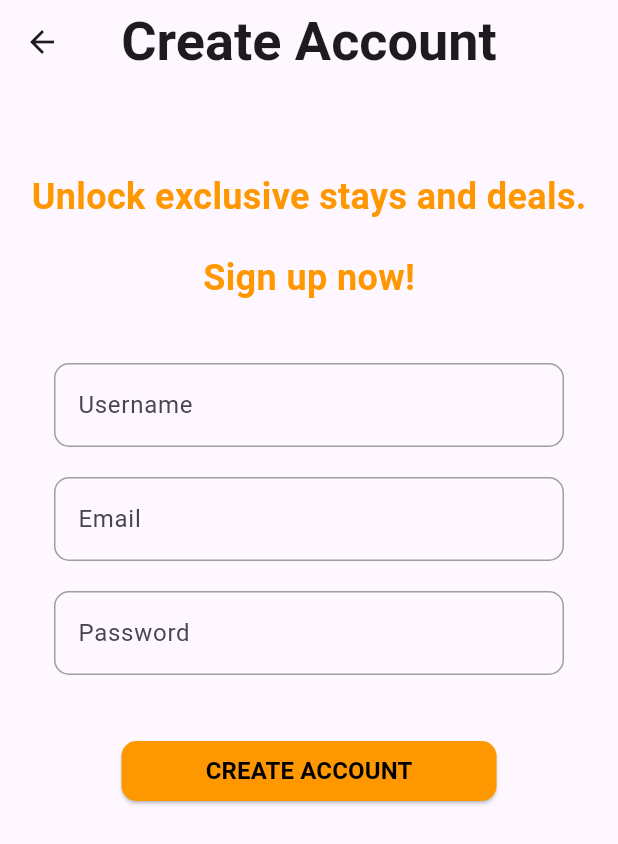
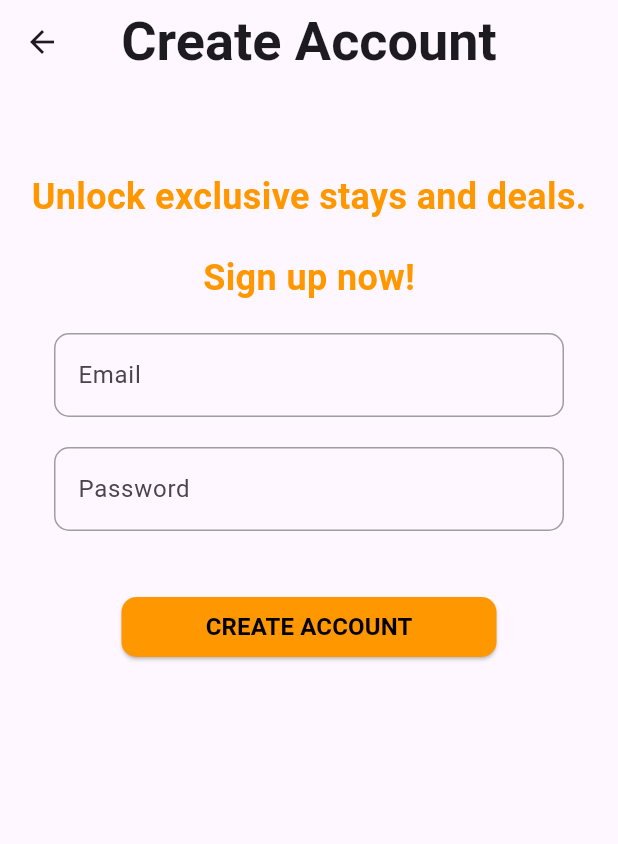
Before and after one commit to Akshayranil/cocoon_hotelside, a Flutter app: the screen it shows after launch, after a tap on "GET STARTED", after a tap on "SignUp", on a phone screen of 412 x 824 dp. Shown: the top 844 px of the screen. Run offline on Flutter 3.47's test engine with Material 3 defaults, Android fonts, the phone set to English and light mode, and no system bars; our stand-ins replace bloc, cloud_firestore, equatable, file_picker, firebase_auth, firebase_core and 4 more; accounts and stored records are empty.

Commit message:
structuring the codes in progress

```diff
--- a/lib/view/authentication/screen_login.dart
+++ b/lib/view/authentication/screen_login.dart
@@ -2,7 +2,7 @@ import 'package:cocoon_hotelside/controller/bloc/auth/auth_bloc.dart';
 import 'package:cocoon_hotelside/utilities/custom_colors.dart';
 import 'package:cocoon_hotelside/utilities/custom_navbar.dart';
 import 'package:cocoon_hotelside/utilities/reset_passwords.dart';
-import 'package:cocoon_hotelside/view/onboarding/screen_registration.dart';
+import 'package:cocoon_hotelside/view/onboarding/emailsuccess/screen_registration.dart';
 import 'package:cocoon_hotelside/view/authentication/screen_signin.dart';
 import 'package:firebase_auth/firebase_auth.dart';
 import 'package:flutter/material.dart';
--- a/lib/view/authentication/screen_signin.dart
+++ b/lib/view/authentication/screen_signin.dart
@@ -6,7 +6,7 @@ import 'package:flutter_bloc/flutter_bloc.dart';
 class SignInScreen extends StatelessWidget {
   final TextEditingController emailcontroller = TextEditingController();
   final TextEditingController passwordcontroller = TextEditingController();
-  final TextEditingController namecontroller = TextEditingController();
+  // final TextEditingController namecontroller = TextEditingController();
   SignInScreen({super.key});
 
   @override
@@ -27,29 +27,29 @@ class SignInScreen extends StatelessWidget {
                   Padding(
                     padding: EdgeInsets.all(20),
                     child: Text('Sign up now!',style: TextStyle(fontSize: 24,fontWeight: FontWeight.bold,color: AppColor.primary),)),
-                  Padding(
-                    padding: EdgeInsets.all(20),
-                    child: TextField(
-                      controller: namecontroller,
-                      decoration:  InputDecoration(labelText: "Username",border: OutlineInputBorder(
-                        borderRadius: BorderRadius.circular(10)
-                      ),
-                       focusedBorder: OutlineInputBorder(
-                        borderRadius: BorderRadius.circular(10),
-                        borderSide: BorderSide(
-                          color: AppColor.primary,
-                          width: 1.5
-                        )
-                      ),
-                      enabledBorder: OutlineInputBorder(
-                        borderRadius: BorderRadius.circular(10),
-                        borderSide: BorderSide(
-                          color: Colors.grey
-                        )
-                      )
-                      ),
-                    ),
-                  ),
+                  // Padding(
+                  //   padding: EdgeInsets.all(20),
+                  //   child: TextField(
+                  //     controller: namecontroller,
+                  //     decoration:  InputDecoration(labelText: "Username",border: OutlineInputBorder(
+                  //       borderRadius: BorderRadius.circular(10)
+                  //     ),
+                  //      focusedBorder: OutlineInputBorder(
+                  //       borderRadius: BorderRadius.circular(10),
+                  //       borderSide: BorderSide(
+                  //         color: AppColor.primary,
+                  //         width: 1.5
+                  //       )
+                  //     ),
+                  //     enabledBorder: OutlineInputBorder(
+                  //       borderRadius: BorderRadius.circular(10),
+                  //       borderSide: BorderSide(
+                  //         color: Colors.grey
+                  //       )
+                  //     )
+                  //     ),
+                  //   ),
+                  // ),
 
                   Padding(
                     padding: EdgeInsets.only(left: 20,right: 20),
--- a/lib/view/onboarding/screen_registration.dart
+++ b/lib/view/onboarding/emailsuccess/screen_registration.dart
@@ -1,5 +1,5 @@
 import 'package:cocoon_hotelside/utilities/custom_colors.dart';
-import 'package:cocoon_hotelside/view/onboarding/screen_chooserecidency.dart';
+import 'package:cocoon_hotelside/view/onboarding/residencytype/screen_chooserecidency.dart';
 import 'package:flutter/material.dart';
 
 class RegistrationScreen extends StatelessWidget {
--- a/lib/view/onboarding/screen_financelegal.dart
+++ b/lib/view/onboarding/propertyregistration/screen_financelegal.dart
@@ -6,8 +6,8 @@ import 'package:cocoon_hotelside/controller/bloc/property/property_event.dart';
 import 'package:cocoon_hotelside/controller/bloc/property/property_state.dart';
 import 'package:cocoon_hotelside/utilities/custom_claudinary.dart';
 import 'package:cocoon_hotelside/utilities/custom_colors.dart';
-import 'package:cocoon_hotelside/view/onboarding/screen_finalverification.dart';
-import 'package:cocoon_hotelside/view/onboarding/screen_propertyimages.dart';
+import 'package:cocoon_hotelside/view/onboarding/propertyverification/screen_finalverification.dart';
+import 'package:cocoon_hotelside/view/onboarding/propertyimages/screen_propertyimages.dart';
 import 'package:file_picker/file_picker.dart';
 import 'package:flutter/material.dart';
 import 'package:flutter_bloc/flutter_bloc.dart';
@@ -36,6 +36,7 @@ class FinanceandPolicy extends StatelessWidget {
                   padding: const EdgeInsets.all(10.0),
                   child: TextFormField(
                     controller: pancontroller,
+                    keyboardType: TextInputType.number,
                     decoration: InputDecoration(
                       hintText: 'PAN Details',
                       border: OutlineInputBorder(
@@ -66,6 +67,7 @@ class FinanceandPolicy extends StatelessWidget {
                   ),
                   child: TextFormField(
                     controller: gstcontroller,
+                    keyboardType: TextInputType.number,
                     decoration: InputDecoration(
                       hintText: 'GST Details',
                       border: OutlineInputBorder(
--- a/lib/view/onboarding/screen_finalverification.dart
+++ b/lib/view/onboarding/propertyverification/screen_finalverification.dart
@@ -1,5 +1,5 @@
 import 'package:cocoon_hotelside/utilities/custom_colors.dart';
-import 'package:cocoon_hotelside/view/onboarding/screen_ongoingverification.dart';
+import 'package:cocoon_hotelside/view/onboarding/propertyverification/screen_ongoingverification.dart';
 import 'package:flutter/material.dart';
 
 class FinalVerificationScreen extends StatelessWidget {
--- a/lib/view/onboarding/screen_chooserecidency.dart
+++ b/lib/view/onboarding/residencytype/screen_chooserecidency.dart
@@ -1,7 +1,7 @@
 import 'package:cocoon_hotelside/controller/bloc/hotelregistration/hotelregistration_bloc.dart';
 import 'package:cocoon_hotelside/controller/bloc/selection/selection_cubit.dart';
 import 'package:cocoon_hotelside/utilities/custom_colors.dart';
-import 'package:cocoon_hotelside/view/onboarding/property_information.dart';
+import 'package:cocoon_hotelside/view/onboarding/residencyinformation/property_information.dart';
 import 'package:flutter/material.dart';
 import 'package:flutter_bloc/flutter_bloc.dart';
 
--- a/lib/view/rooms/screen_addpropertydescription.dart
+++ b/lib/view/rooms/screen_addpropertydescription.dart
@@ -64,6 +64,7 @@ class AddPropertyScreen extends StatelessWidget {
                   Padding(
                     padding: const EdgeInsets.only(top: 35),
                     child: TextField(
+                      keyboardType: TextInputType.number,
                       decoration: const InputDecoration(
                         labelText: "Property Size",
                         border: OutlineInputBorder(),
--- a/lib/view/rooms/screen_uploadimages.dart
+++ b/lib/view/rooms/screen_uploadimages.dart
@@ -4,6 +4,7 @@ import 'package:cocoon_hotelside/controller/bloc/rooms_screen/roomdetails/addpro
 import 'package:cocoon_hotelside/controller/bloc/rooms_screen/roomdetails/addproperties_event.dart';
 import 'package:cocoon_hotelside/controller/bloc/rooms_screen/roomdetails/addproperties_state.dart';
 import 'package:cocoon_hotelside/utilities/custom_claudinary.dart';
+import 'package:cocoon_hotelside/utilities/custom_colors.dart';
 import 'package:cocoon_hotelside/utilities/customnavigationscreen.dart';
 import 'package:flutter/material.dart';
 import 'package:flutter_bloc/flutter_bloc.dart';
@@ -75,6 +76,7 @@ floatingActionButton: FloatingActionButton(
       }
     }
   },
+  backgroundColor: AppColor.primary,
   child: const Icon(Icons.add_a_photo),
 ),
 
@@ -96,7 +98,7 @@ floatingActionButton: FloatingActionButton(
               context,
               MaterialPageRoute(builder: (context) => CustomNavigationscreen(hotelId: hotelId,tabindex: 2,)),
             );
-          },
+          },style: ElevatedButton.styleFrom(backgroundColor: AppColor.primary,foregroundColor: AppColor.ternary),
 
           child: const Text("Finish"),
         ),
```
Also changed, not shown: lib/view/onboarding/propertyimages/screen_propertyimages.dart (renamed from lib/view/onboarding/screen_propertyimages.dart, +10 -4 lines), lib/view/onboarding/residencyfacilities/screen_policy.dart (renamed from lib/view/onboarding/screen_policy.dart, +10 -2 lines), lib/view/onboarding/residencyinformation/property_information.dart (renamed from lib/view/onboarding/property_information.dart, +26 -4 lines), lib/view/rooms/screen_addaminities.dart (+7 -0 lines), lib/view/onboarding/propertyverification/screen_ongoingverification.dart (renamed from lib/view/onboarding/screen_ongoingverification.dart).
